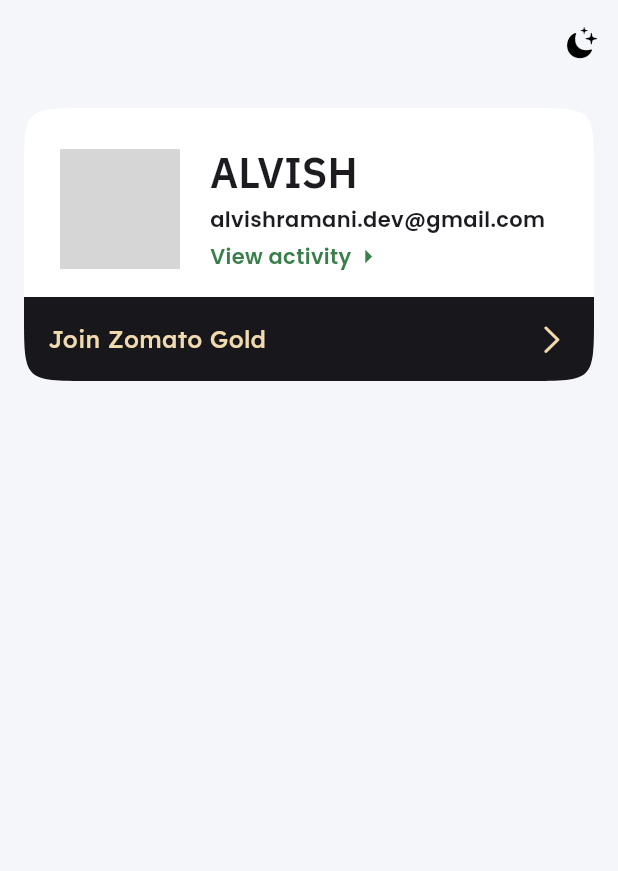
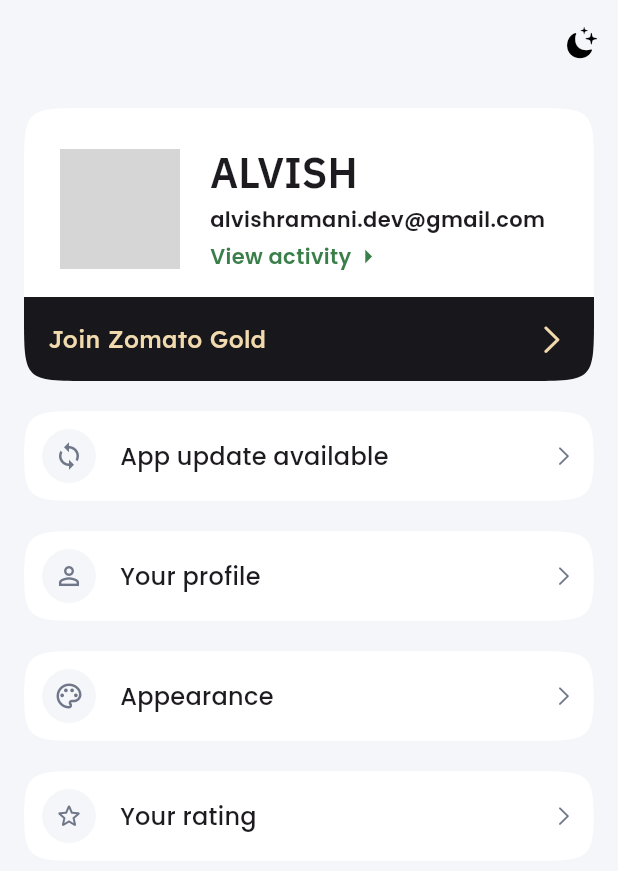
Before and after one commit to Alvish0407/zomato_theme_switcher, a Flutter app: the screen it shows after launch, on a phone screen of 412 x 824 dp. Shown: the top 871 px of the screen. Run offline on Flutter 3.47's test engine with Material 3 defaults, Android fonts, the phone set to English and light mode, and no system bars; our stand-ins replace google_fonts; network calls fail; grey boxes are pictures that could not be loaded.

Commit message:
feat: added more details in settings screen

```diff
--- a/lib/settings_screen.dart
+++ b/lib/settings_screen.dart
@@ -2,6 +2,7 @@ import 'package:flutter/cupertino.dart';
 import 'package:flutter/material.dart';
 import 'package:google_fonts/google_fonts.dart';
 import 'package:zomato_theme_switcher/extensions.dart';
+import 'package:zomato_theme_switcher/squircle.dart';
 import 'package:zomato_theme_switcher/theme_switcher.dart';
 
 class SettingsScreen extends StatelessWidget {
@@ -27,14 +28,76 @@ class SettingsScreen extends StatelessWidget {
             padding: const EdgeInsets.all(16),
             child: SafeArea(
               child: Column(
+                spacing: 20,
                 children: [
                   _UserDetailsCard(),
+                  _ActionTile(
+                    icon: Icons.sync,
+                    title: "App update available",
+                  ),
+                  _ActionTile(
+                    icon: Icons.person_outline,
+                    title: "Your profile",
+                  ),
+                  _ActionTile(
+                    icon: Icons.color_lens_outlined,
+                    title: "Appearance",
+                  ),
+                  _ActionTile(
+                    icon: Icons.star_border_rounded,
+                    title: "Your rating",
+                  ),
                 ],
               ),
             ),
           ),
         );
       },
+    );
+  }
+}
+
+class _ActionTile extends StatelessWidget {
+  const _ActionTile({
+    required this.icon,
+    required this.title,
+  });
+
+  final IconData icon;
+  final String title;
+
+  @override
+  Widget build(BuildContext context) {
+    return Squircle(
+      radius: 44,
+      child: Container(
+        padding: EdgeInsets.all(12),
+        color: context.colorScheme.surface,
+        child: Row(
+          children: [
+            Container(
+              padding: EdgeInsets.all(8),
+              decoration: BoxDecoration(
+                shape: BoxShape.circle,
+                color: context.theme.scaffoldBackgroundColor,
+              ),
+              child: Icon(icon, size: 20),
+            ),
+            SizedBox(width: 16),
+            Expanded(
+              child: Text(
+                title,
+                style: context.textTheme.bodyLarge?.copyWith(
+                  letterSpacing: 0.2,
+                  fontWeight: FontWeight.w500,
+                ),
+              ),
+            ),
+            SizedBox(width: 16),
+            Icon(CupertinoIcons.chevron_right, size: 16),
+          ],
+        ),
+      ),
     );
   }
 }
@@ -46,12 +109,8 @@ class _UserDetailsCard extends StatelessWidget {
   Widget build(BuildContext context) {
     final goldColor = Color.fromRGBO(242, 218, 175, 1);
 
-    return ClipPath(
-      clipper: ShapeBorderClipper(
-        shape: ContinuousRectangleBorder(
-          borderRadius: BorderRadius.all(Radius.circular(44)),
-        ),
-      ),
+    return Squircle(
+      radius: 44,
       child: Container(
         color: context.colorScheme.surface,
         child: Column(
--- /dev/null
+++ b/lib/squircle.dart
@@ -0,0 +1,24 @@
+import 'package:flutter/material.dart';
+
+class Squircle extends StatelessWidget {
+  const Squircle({
+    super.key,
+    required this.radius,
+    required this.child,
+  });
+
+  final double radius;
+  final Widget child;
+
+  @override
+  Widget build(BuildContext context) {
+    return ClipPath(
+      clipper: ShapeBorderClipper(
+        shape: ContinuousRectangleBorder(
+          borderRadius: BorderRadius.all(Radius.circular(radius)),
+        ),
+      ),
+      child: child,
+    );
+  }
+}
--- a/lib/theme_provider.dart
+++ b/lib/theme_provider.dart
@@ -18,6 +18,9 @@ class ThemeProvider extends ChangeNotifier {
     appBarTheme: AppBarTheme(
       backgroundColor: Color.fromRGBO(244, 246, 250, 1),
     ),
+    iconTheme: IconThemeData(
+      color: Color.fromRGBO(112, 119, 137, 1),
+    ),
     scaffoldBackgroundColor: Color.fromRGBO(244, 246, 250, 1),
     colorScheme: ColorScheme.light(
       surface: Colors.white,
@@ -29,6 +32,9 @@ class ThemeProvider extends ChangeNotifier {
     primaryColor: Color.fromRGBO(58, 127, 74, 1),
     appBarTheme: AppBarTheme(
       backgroundColor: Color.fromRGBO(24, 23, 29, 1),
+    ),
+    iconTheme: IconThemeData(
+      color: Color.fromRGBO(204, 203, 206, 1),
     ),
     scaffoldBackgroundColor: Color.fromRGBO(24, 23, 29, 1),
     colorScheme: ColorScheme.dark(
```
